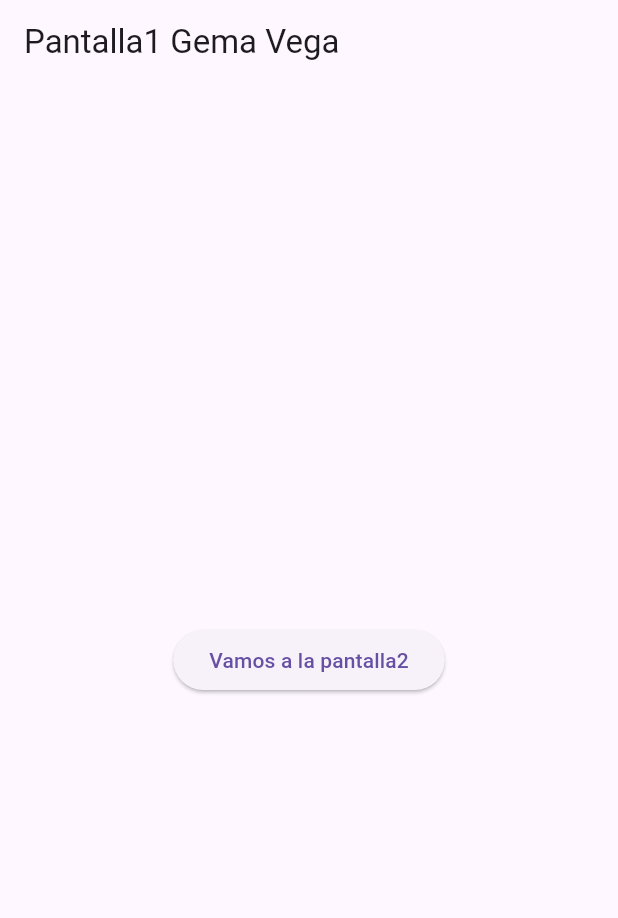
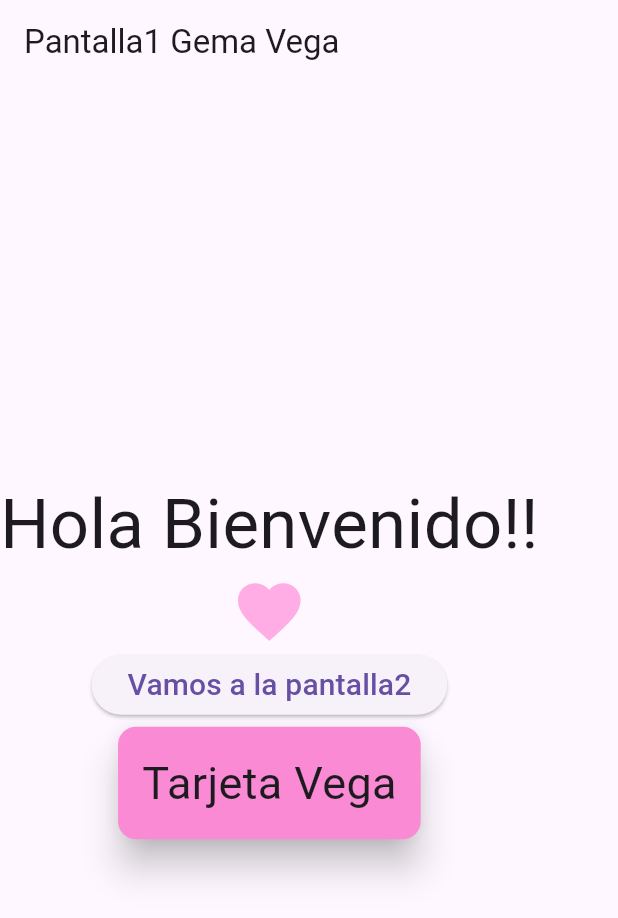
Before and after one commit to VegaTapiaGemaKarina/p12-Rutaspaginas-6I, a Flutter app: the screen it shows after launch, on a phone screen of 412 x 824 dp. Shown: the top 918 px of the screen. Run offline on Flutter 3.47's test engine with Material 3 defaults, Android fonts, the phone set to English and light mode, and no system bars.

Commit message:
Update pantalla1.dart

```diff
--- a/lib/pantalla1.dart
+++ b/lib/pantalla1.dart
@@ -1,5 +1,3 @@
-import 'dart:html';
-
 import 'package:flutter/material.dart';
 import 'package:vega/pantalla2.dart';
 
@@ -12,14 +10,41 @@ class Pantalla1 extends StatelessWidget {
       appBar: AppBar(
         title: const Text('Pantalla1 Gema Vega'),
       ),
-      body: Center(
-          child: ElevatedButton(
-        child: const Text("Vamos a la pantalla2"),
-        onPressed: () {
-          Navigator.pushNamed(context, "/pantalla2",
-              arguments: "Mensa de pantalla1");
-        },
-      )),
+      body: Column(
+        mainAxisAlignment: MainAxisAlignment.center,
+        children: <Widget>[
+          Text(
+            "Hola Bienvenido!!",
+            style: TextStyle(fontSize: 46),
+          ),
+          Icon(
+            Icons.favorite,
+            size: 50,
+            color: Color(0xffffade4),
+          ),
+          ElevatedButton(
+            child: const Text(
+              "Vamos a la pantalla2",
+              style: TextStyle(fontSize: 20),
+            ),
+            onPressed: () {
+              Navigator.pushNamed(context, "/pantalla2",
+                  arguments: "Mensa de pantalla1");
+            },
+          ),
+          Card(
+            color: Color(0xfffb8ad5),
+            elevation: 10,
+            child: Padding(
+              padding: EdgeInsets.all(16),
+              child: Text(
+                "Tarjeta Vega",
+                style: TextStyle(fontSize: 30),
+              ),
+            ),
+          )
+        ],
+      ),
     );
   } //widget
 } //Fin clase pantalla1
```
